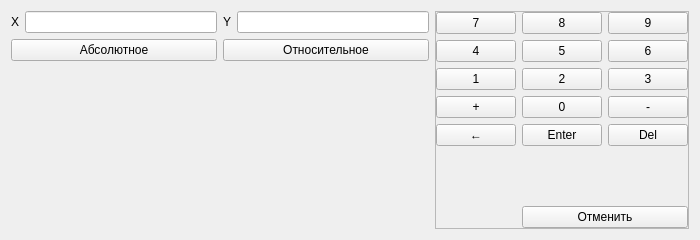
Above: phx-cnc-ui-mainform/src/CXLazerDirectionDialog.ui from superkulpa/phx-cnc-ui before the change. Below: the same form after it.
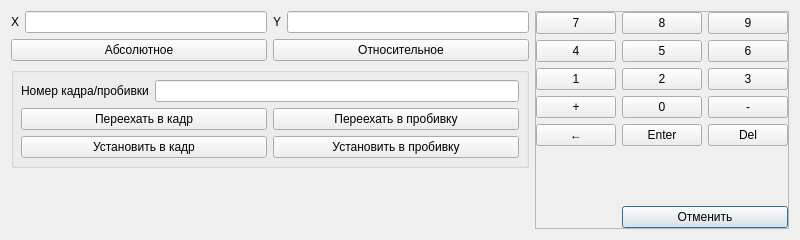
That is the form after the change. Custom widgets are drawn as their Qt base class.

Commit message: - Добавлен обработчик ошибок компиляции и переход на нужную строку. - В диалог "Переехать" добавлен Номер кадра/пробивки и фугкциональные кнопки Переехать в кадр/Переехать в пробивку, Установить в кадр/Установить в пробивку.

Patch:
```diff
--- a/phx-cnc-ui-mainform/src/CXLazerDirectionDialog.ui
+++ b/phx-cnc-ui-mainform/src/CXLazerDirectionDialog.ui
@@ -6,7 +6,7 @@
    <rect>
     <x>0</x>
     <y>0</y>
-    <width>700</width>
+    <width>800</width>
     <height>240</height>
    </rect>
   </property>
@@ -60,7 +60,7 @@
        </property>
       </widget>
      </item>
-     <item row="2" column="0" colspan="4">
+     <item row="3" column="0" colspan="4">
       <spacer name="verticalSpacer_2">
        <property name="orientation">
         <enum>Qt::Vertical</enum>
@@ -73,6 +73,64 @@
        </property>
       </spacer>
      </item>
+     <item row="2" column="0" colspan="4">
+      <widget class="QGroupBox" name="groupBox">
+       <property name="title">
+        <string/>
+       </property>
+       <layout class="QVBoxLayout" name="verticalLayout">
+        <property name="margin">
+         <number>7</number>
+        </property>
+        <item>
+         <layout class="QHBoxLayout" name="horizontalLayout_3">
+          <item>
+           <widget class="QLabel" name="label_3">
+            <property name="text">
+             <string>Номер кадра/пробивки</string>
+            </property>
+           </widget>
+          </item>
+          <item>
+           <widget class="QLineEdit" name="mFrameEdit"/>
+          </item>
+         </layout>
+        </item>
+        <item>
+         <layout class="QGridLayout" name="gridLayout_3">
+          <item row="0" column="0">
+           <widget class="QPushButton" name="pushButton">
+            <property name="text">
+             <string>Переехать в кадр</string>
+            </property>
+           </widget>
+          </item>
+          <item row="0" column="1">
+           <widget class="QPushButton" name="pushButton_2">
+            <property name="text">
+             <string>Переехать в пробивку</string>
+            </property>
+           </widget>
+          </item>
+          <item row="1" column="0">
+           <widget class="QPushButton" name="pushButton_3">
+            <property name="text">
+             <string>Установить в кадр</string>
+            </property>
+           </widget>
+          </item>
+          <item row="1" column="1">
+           <widget class="QPushButton" name="pushButton_4">
+            <property name="text">
+             <string>Установить в пробивку</string>
+            </property>
+           </widget>
+          </item>
+         </layout>
+        </item>
+       </layout>
+      </widget>
+     </item>
     </layout>
    </item>
    <item>
@@ -93,7 +151,33 @@
       <property name="margin">
        <number>0</number>
       </property>
-      <item row="5" column="1">
+      <item row="3" column="2">
+       <widget class="CXTouchButton" name="mButtonMinus">
+        <property name="focusPolicy">
+         <enum>Qt::NoFocus</enum>
+        </property>
+        <property name="text">
+         <string>-</string>
+        </property>
+        <property name="shortcut">
+         <string>-</string>
+        </property>
+       </widget>
+      </item>
+      <item row="1" column="2">
+       <widget class="CXTouchButton" name="mButton6">
+        <property name="focusPolicy">
+         <enum>Qt::NoFocus</enum>
+        </property>
+        <property name="text">
+         <string>6</string>
+        </property>
+        <property name="shortcut">
+         <string>6</string>
+        </property>
+       </widget>
+      </item>
+      <item row="5" column="0" colspan="3">
        <spacer name="verticalSpacer">
         <property name="orientation">
          <enum>Qt::Vertical</enum>
@@ -145,19 +229,6 @@
         </property>
        </widget>
       </item>
-      <item row="3" column="2">
-       <widget class="CXTouchButton" name="mButtonMinus">
-        <property name="focusPolicy">
-         <enum>Qt::NoFocus</enum>
-        </property>
-        <property name="text">
-         <string>-</string>
-        </property>
-        <property name="shortcut">
-         <string>-</string>
-        </property>
-       </widget>
-      </item>
       <item row="3" column="0">
        <widget class="CXTouchButton" name="mButtonPlus">
         <property name="focusPolicy">
@@ -236,19 +307,6 @@
         </property>
        </widget>
       </item>
-      <item row="1" column="2">
-       <widget class="CXTouchButton" name="mButton6">
-        <property name="focusPolicy">
-         <enum>Qt::NoFocus</enum>
-        </property>
-        <property name="text">
-         <string>6</string>
-        </property>
-        <property name="shortcut">
-         <string>6</string>
-        </property>
-       </widget>
-      </item>
       <item row="2" column="0">
        <widget class="CXTouchButton" name="mButton1">
         <property name="focusPolicy">
@@ -309,6 +367,9 @@
         <property name="text">
          <string>Отменить</string>
         </property>
+        <property name="default">
+         <bool>true</bool>
+        </property>
        </widget>
       </item>
      </layout>
```
The commit also changes 8 other files.
